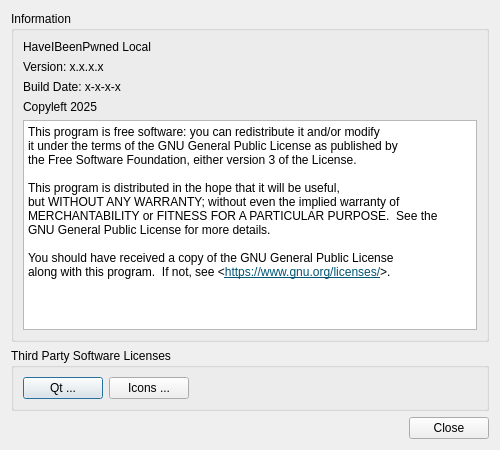
Above: aboutdialog.ui from BrainB0ne/haveibeenpwned-local before the change. Below: the same form after it.
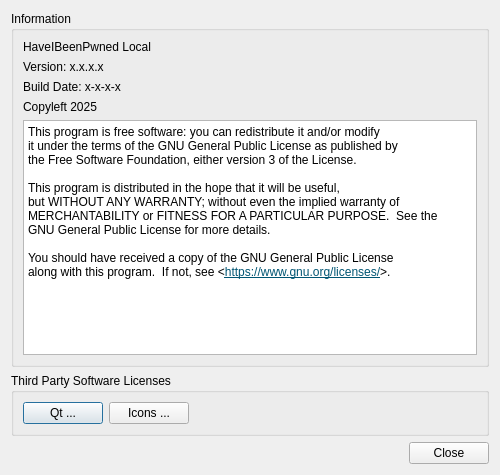
That is the form after the change. Icons and pictures are not drawn.

Commit message: increase height of About Dialog

```diff
--- a/aboutdialog.ui
+++ b/aboutdialog.ui
@@ -10,7 +10,7 @@
     <x>0</x>
     <y>0</y>
     <width>500</width>
-    <height>450</height>
+    <height>475</height>
    </rect>
   </property>
   <property name="windowTitle">
```
